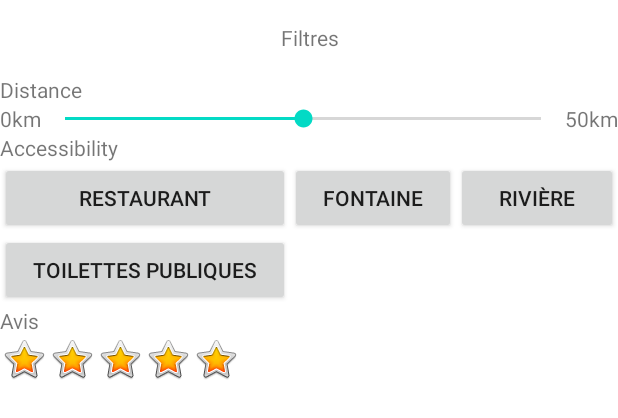
After one commit to CorenthinZ/Allbikes., an Android app: the layout filters.xml on its own in the app's theme, with its tools: preview values and no code run, on a phone screen of 412 x 824 dp. The commit adds this screen. Shown: the top 418 px of the screen. Run offline under Robolectric (Android 15) with nearby library versions, the phone set to English and light mode, and no system bars.

Commit message:
Move filters into external component and update Star component

```diff
--- /dev/null
+++ b/app/src/main/res/layout/filters.xml
@@ -0,0 +1,83 @@
+<?xml version="1.0" encoding="utf-8"?>
+<LinearLayout xmlns:android="http://schemas.android.com/apk/res/android"
+    xmlns:app="http://schemas.android.com/apk/res-auto"
+    android:orientation="vertical"
+    android:layout_width="match_parent"
+    android:layout_height="match_parent">
+
+    <TextView
+        android:id="@+id/filterTitle"
+        android:layout_width="match_parent"
+        android:layout_height="50dp"
+        android:gravity="center"
+        android:text="@string/filters"
+        app:layout_constraintBottom_toBottomOf="parent" />
+
+    <TextView
+        android:layout_width="match_parent"
+        android:layout_height="wrap_content"
+        android:text="Distance" />
+
+    <LinearLayout
+        android:layout_width="match_parent"
+        android:layout_height="wrap_content"
+        android:gravity="center_vertical"
+        android:orientation="horizontal">
+
+        <TextView
+            android:layout_width="wrap_content"
+            android:layout_height="wrap_content"
+            android:text="0km" />
+
+        <SeekBar
+            android:id="@+id/distance"
+            android:layout_width="0dp"
+            android:layout_height="wrap_content"
+            android:layout_weight="1"
+            android:max="50"
+            android:progress="25" />
+
+        <TextView
+            android:layout_width="wrap_content"
+            android:layout_height="wrap_content"
+            android:text="50km" />
+    </LinearLayout>
+
+    <TextView
+        android:layout_width="match_parent"
+        android:layout_height="wrap_content"
+        android:text="Accessibility" />
+
+    <GridLayout
+        android:id="@+id/choice_grid"
+        android:layout_width="match_parent"
+        android:layout_height="wrap_content"
+        android:columnCount="3">
+
+        <androidx.appcompat.widget.AppCompatButton
+            android:layout_columnWeight="1"
+            android:text="Restaurant" />
+
+        <androidx.appcompat.widget.AppCompatButton
+            android:layout_columnWeight="1"
+            android:text="Fontaine" />
+
+        <androidx.appcompat.widget.AppCompatButton
+            android:layout_columnWeight="1"
+            android:text="Rivière" />
+
+        <androidx.appcompat.widget.AppCompatButton
+            android:layout_columnWeight="1"
+            android:text="Toilettes publiques" />
+    </GridLayout>
+
+    <TextView
+        android:layout_width="match_parent"
+        android:layout_height="wrap_content"
+        android:text="Avis" />
+
+    <com.pyrolink.allbikes.component.Stars
+        android:id="@+id/stars"
+        android:layout_width="wrap_content"
+        android:layout_height="wrap_content" />
+</LinearLayout>
```
Also changed, not shown: app/src/main/java/com/pyrolink/allbikes/MainActivity.java (+5 -9 lines), app/src/main/java/com/pyrolink/allbikes/component/Filters.java (added, +75 -0 lines), app/src/main/java/com/pyrolink/allbikes/component/Stars.java (+17 -0 lines), app/src/main/res/layout/activity_main.xml (+2 -76 lines).
